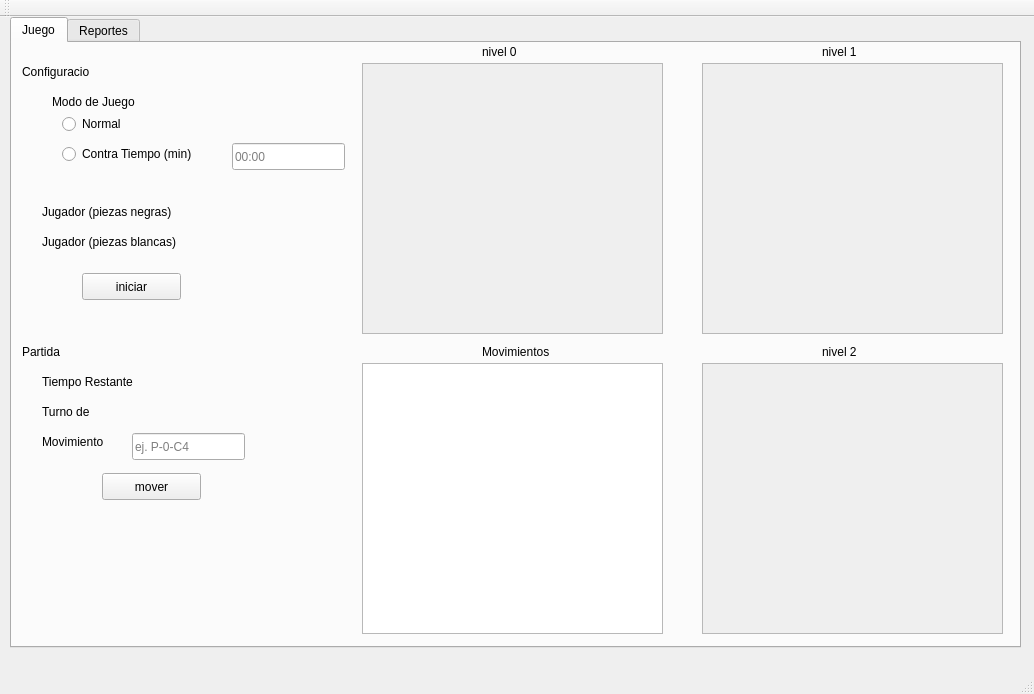
Above: mainwindow.ui from EduardoGarcia360/EDDProyecto1 before the change. Below: the same form after it.
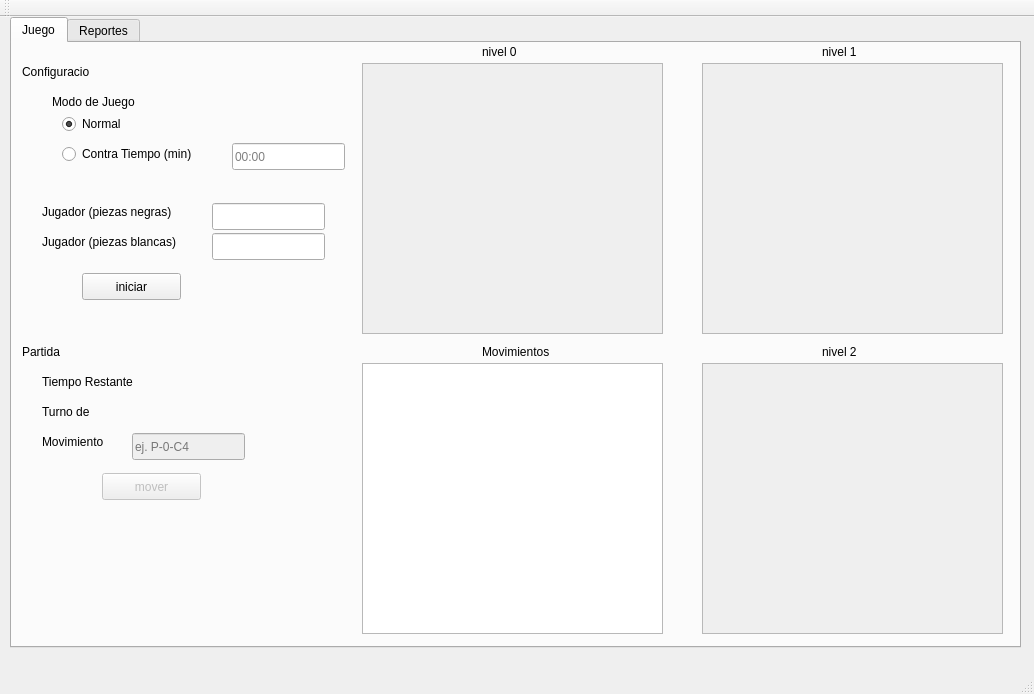
That is the form after the change. The open tabs and pages were chosen to show the change.

The edit to the form file:
```diff
--- a/mainwindow.ui
+++ b/mainwindow.ui
@@ -24,7 +24,7 @@
      </rect>
     </property>
     <property name="currentIndex">
-     <number>1</number>
+     <number>0</number>
     </property>
     <widget class="QWidget" name="tab">
      <attribute name="title">
@@ -269,6 +269,9 @@
       </property>
      </widget>
      <widget class="QLineEdit" name="txtmovimiento">
+      <property name="enabled">
+       <bool>false</bool>
+      </property>
       <property name="geometry">
        <rect>
         <x>120</x>
@@ -282,6 +285,9 @@
       </property>
      </widget>
      <widget class="QPushButton" name="btnmover">
+      <property name="enabled">
+       <bool>false</bool>
+      </property>
       <property name="geometry">
        <rect>
         <x>90</x>
@@ -319,6 +325,9 @@
       <property name="text">
        <string>Normal</string>
       </property>
+      <property name="checked">
+       <bool>true</bool>
+      </property>
      </widget>
      <widget class="QRadioButton" name="rbtncontratiempo">
       <property name="geometry">
@@ -382,6 +391,26 @@
        <string>Movimientos</string>
       </property>
      </widget>
+     <widget class="QLineEdit" name="txtjugador1">
+      <property name="geometry">
+       <rect>
+        <x>200</x>
+        <y>160</y>
+        <width>113</width>
+        <height>27</height>
+       </rect>
+      </property>
+     </widget>
+     <widget class="QLineEdit" name="txtjugador2">
+      <property name="geometry">
+       <rect>
+        <x>200</x>
+        <y>190</y>
+        <width>113</width>
+        <height>27</height>
+       </rect>
+      </property>
+     </widget>
     </widget>
     <widget class="QWidget" name="tab_2">
      <attribute name="title">
@@ -412,6 +441,9 @@
       <property name="text">
        <string>Nivel 0</string>
       </property>
+      <property name="checked">
+       <bool>true</bool>
+      </property>
      </widget>
      <widget class="QRadioButton" name="rbtnlvl1">
       <property name="geometry">
@@ -464,6 +496,9 @@
       <property name="text">
        <string>por Filas</string>
       </property>
+      <property name="checked">
+       <bool>false</bool>
+      </property>
      </widget>
      <widget class="QRadioButton" name="rbtncolumnaslin">
       <property name="geometry">
@@ -490,6 +525,9 @@
       <property name="text">
        <string>Nivel 0</string>
       </property>
+      <property name="checked">
+       <bool>false</bool>
+      </property>
      </widget>
      <widget class="QRadioButton" name="rbtnlvl1lin">
       <property name="geometry">
```
